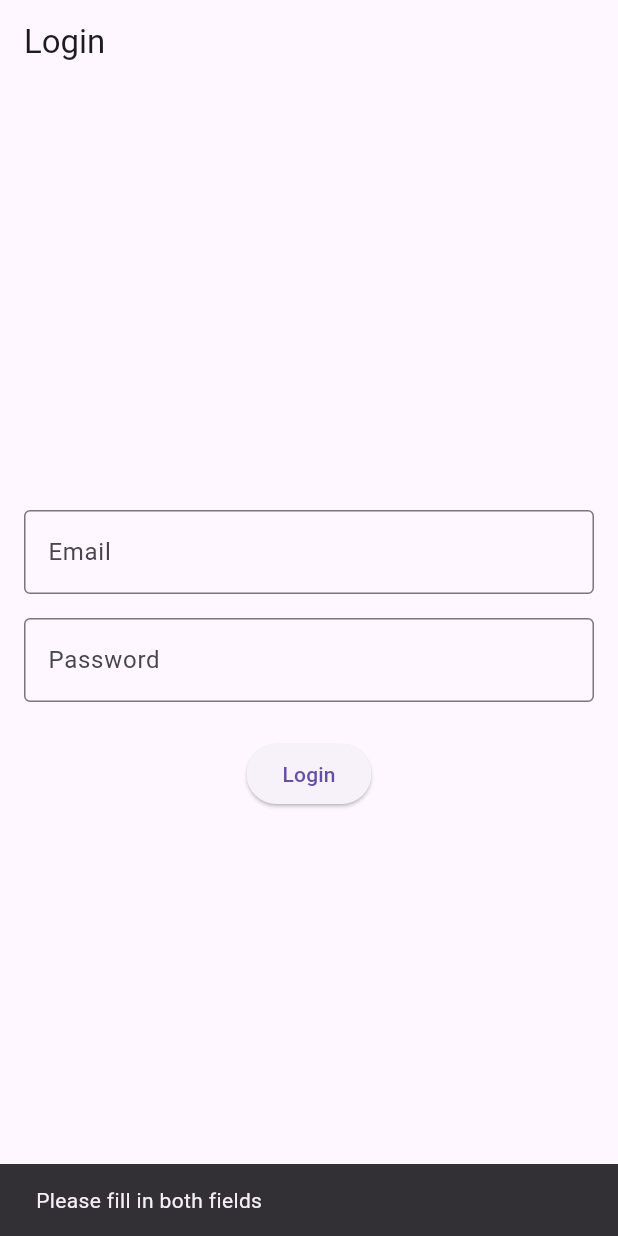
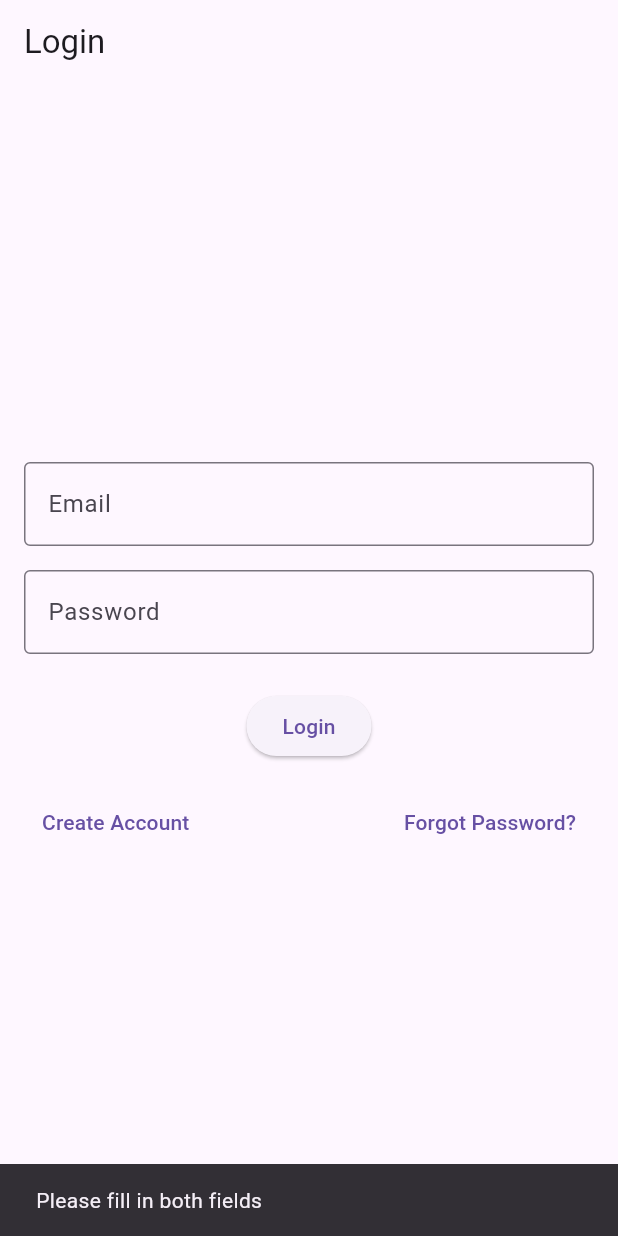
Before and after one commit to NexusGKSoftwares/pure_waters_app, a Flutter app: the screen it shows after launch, after a tap on "Login", on a phone screen of 412 x 824 dp. Run offline on Flutter 3.47's test engine with Material 3 defaults, Android fonts, the phone set to English and light mode, and no system bars; our stand-ins replace image_picker.

Commit message:
To update your main.dart to include routes for the Login, Register, Forgot Password, and Dashboard screens, here's how you can do it. This will ensure that after a successful login or other actions, users can navigate seamlessly between the pages.

```diff
--- a/lib/screens/login_screen.dart
+++ b/lib/screens/login_screen.dart
@@ -2,7 +2,8 @@ import 'package:flutter/material.dart';
 import 'package:http/http.dart' as http;
 import 'dart:convert';
 import 'dashboard_screen.dart';
-
+import 'register_screen.dart';
+import 'forgot_password.dart';
 class LoginScreen extends StatefulWidget {
   const LoginScreen({super.key});
 
@@ -31,7 +32,7 @@ class _LoginScreenState extends State<LoginScreen> {
     });
 
     final response = await http.post(
-      Uri.parse('http://yourserver.com/login.php'),
+      Uri.parse('http://localhost/pure/login.php'),
       body: {
         'email': email,
         'password': password,
@@ -105,6 +106,34 @@ class _LoginScreenState extends State<LoginScreen> {
                   ? const CircularProgressIndicator()
                   : const Text('Login'),
             ),
+            const SizedBox(height: 16),
+            Row(
+              mainAxisAlignment: MainAxisAlignment.spaceBetween,
+              children: [
+                TextButton(
+                  onPressed: () {
+                    Navigator.push(
+                      context,
+                      MaterialPageRoute(
+                        builder: (context) => const RegisterScreen(),
+                      ),
+                    );
+                  },
+                  child: const Text('Create Account'),
+                ),
+                TextButton(
+                  onPressed: () {
+                    Navigator.push(
+                      context,
+                      MaterialPageRoute(
+                        builder: (context) => const ForgotPasswordScreen(),
+                      ),
+                    );
+                  },
+                  child: const Text('Forgot Password?'),
+                ),
+              ],
+            ),
           ],
         ),
       ),
```
